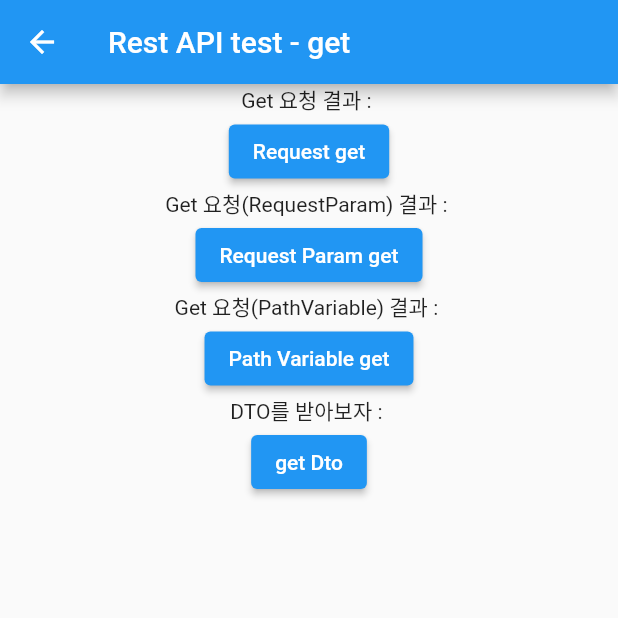
After one commit to SiHyun-Lee113/MyLibrary_flutter, a Flutter app: the screen it shows after launch, after a tap on "RestAPI Test", on a phone screen of 412 x 824 dp, the top half of it. The commit adds this screen. Run offline on Flutter 3.47's test engine with Material 2 defaults, Android fonts, the phone set to English and light mode, and no system bars; our stand-ins replace carousel_slider, webview_flutter.

Commit message:
rest API get Method - get - get with path variable - get with request parameter

```diff
--- a/lib/main.dart
+++ b/lib/main.dart
@@ -4,6 +4,8 @@ import 'package:library_flutter/myLibrary/Dialog/DialogCollection.dart';
 import 'package:library_flutter/myLibrary/TestWebView.dart';
 import 'package:library_flutter/myLibrary/TextField/TextCollection.dart';
 import 'package:library_flutter/myLibrary/UiCollection/ImageSlider.dart';
+
+import 'myLibrary/RestAPI/getRequest.dart';
 
 void main() => runApp(Main());
 
@@ -67,7 +69,7 @@ class _LibraryCollectionPageState extends State<_LibraryCollectionPage> {
                         context,
                         MaterialPageRoute(builder: (context) => WebViewApp()));
                   },
-                  child: Text('WebView(Youtube.com)')
+                  child: Text('WebView')
               ),
               ElevatedButton(
                   onPressed: () {
@@ -85,9 +87,14 @@ class _LibraryCollectionPageState extends State<_LibraryCollectionPage> {
               ),
               ElevatedButton(
                   onPressed: () {
-
+                    Navigator.push(
+                        context,
+                        MaterialPageRoute(builder: (context) =>
+                          GetRequestTest()
+                        )
+                    );
                   },
-                  child: Text('')
+                  child: Text('RestAPI Test')
               ),
             ],
           )
--- /dev/null
+++ b/lib/myLibrary/RestAPI/RequestMethod/getMethod.dart
@@ -0,0 +1,39 @@
+import 'package:http/http.dart' as http;
+
+Future<String> get_param(String URL, Map<String, dynamic> params) async {
+  var url = Uri.parse(URL).replace(queryParameters: params);
+  var response = await http.get(url);
+  if (response.statusCode == 200) {
+    print(response.body);
+    return response.body;
+  } else {
+    print('Request failed with status: ${response.statusCode}.');
+    return '${response.statusCode}';
+  }
+}
+
+Future<String> get(String URL) async {
+  var url = Uri.parse(URL);
+  var response = await http.get(url);
+  if (response.statusCode == 200) {
+    print(response.body);
+    return response.body;
+  } else {
+    print('Request failed with status: ${response.statusCode}.');
+    return '${response.statusCode}';
+  }
+}
+
+Future<String> get_pathVariable(String URL, List<String> variables) async {
+  for (String s in variables) {
+    URL += '/' + s;
+  }
+  var response = await http.get(Uri.parse(URL));
+  if (response.statusCode == 200) {
+    print(response.body);
+    return response.body;
+  } else {
+    print('Request failed with status: ${response.statusCode}.');
+    return '${response.statusCode}';
+  }
+}
--- /dev/null
+++ b/lib/myLibrary/RestAPI/getRequest.dart
@@ -0,0 +1,109 @@
+import 'package:flutter/material.dart';
+import 'package:http/http.dart' as http;
+import 'dart:convert';
+
+import 'package:library_flutter/myLibrary/RestAPI/DTO/MemberDTO.dart';
+import 'package:library_flutter/myLibrary/RestAPI/RequestMethod/getMethod.dart'
+    as getMethod;
+
+class GetRequestTest extends StatefulWidget {
+  @override
+  State<StatefulWidget> createState() => GetRequestTestState();
+}
+
+class GetRequestTestState extends State<StatefulWidget> {
+  final String BASE_URL = 'http://10.0.2.2:8080/api/v1/get-api';
+  String apiResponse = '';
+  String get_param_response = '';
+  String get_pathVariable_response = '';
+  String get_dto = '';
+
+  @override
+  Widget build(BuildContext context) {
+    return Scaffold(
+      appBar: AppBar(
+        title: Text('Rest API test - get'),
+      ),
+      body: Center(
+        child: Column(
+          children: <Widget>[
+            Text("Get 요청 결과 : $apiResponse"),
+            ElevatedButton(
+                onPressed: () {
+                  var URL = BASE_URL + '/name';
+                  getMethod.get(URL).then((response) {
+                    setState(() {
+                      apiResponse = response;
+                    });
+                  }).catchError((error) {
+                    setState(() {
+                      apiResponse = 'Error : $error';
+                    });
+                  });
+                },
+                child: Text('Request get')),
+            Text("Get 요청(RequestParam) 결과 : $get_param_response"),
+            ElevatedButton(
+                onPressed: () {
+                  Map<String, String> params = {
+                    'name': '이시현',
+                    'email': 'test@gmail.com',
+                    'organization': 'PTN',
+                  };
+
+                  var URL = BASE_URL + '/request1';
+                  getMethod.get_param(URL, params).then((response) {
+                    setState(() {
+                      get_param_response = response;
+                    });
+                  }).catchError((error) {
+                    setState(() {
+                      apiResponse = 'Error : $error';
+                    });
+                  });
+                },
+                child: Text('Request Param get')),
+            Text("Get 요청(PathVariable) 결과 : $get_pathVariable_response"),
+            ElevatedButton(
+                onPressed: () {
+                  List<String> pathVar = ['param1', 'param2'];
+
+                  var URL = BASE_URL + '/variable1';
+                  getMethod.get_pathVariable(URL, pathVar).then((response) {
+                    setState(() {
+                      get_pathVariable_response = response;
+                    });
+                  }).catchError((error) {
+                    setState(() {
+                      get_pathVariable_response = 'Error : $error';
+                    });
+                  });
+                },
+                child: Text('Path Variable get')),
+            Text("DTO를 받아보자 : $get_dto"),
+            ElevatedButton(
+                onPressed: () {
+                  Map<String, String> params = {'id': 'id', 'pw': 'password'};
+                  var URL = BASE_URL + '/getDto';
+                  getMethod.get_param(URL, params).then((response) {
+                    var memberDto = jsonDecode(response);
+                    var userDTO = UserDTO(
+                        name: memberDto['name'],
+                        email: memberDto['email'],
+                        organization: memberDto['organization']);
+                    setState(() {
+                      get_dto = userDTO.toString();
+                    });
+                  }).catchError((error) {
+                    setState(() {
+                      get_dto = 'Error : $error';
+                    });
+                  });
+                },
+                child: Text('get Dto'))
+          ],
+        ),
+      ),
+    );
+  }
+}
--- a/pubspec.yaml
+++ b/pubspec.yaml
@@ -37,6 +37,7 @@ dependencies:
   cupertino_icons: ^1.0.2
   webview_flutter: ^4.2.0
   carousel_slider: ^4.2.1
+  http: ^0.13.6
 
 dev_dependencies:
   flutter_test:
```
Also changed, not shown: lib/myLibrary/RestAPI/DTO/MemberDTO.dart (added, +12 -0 lines), pubspec.lock.
